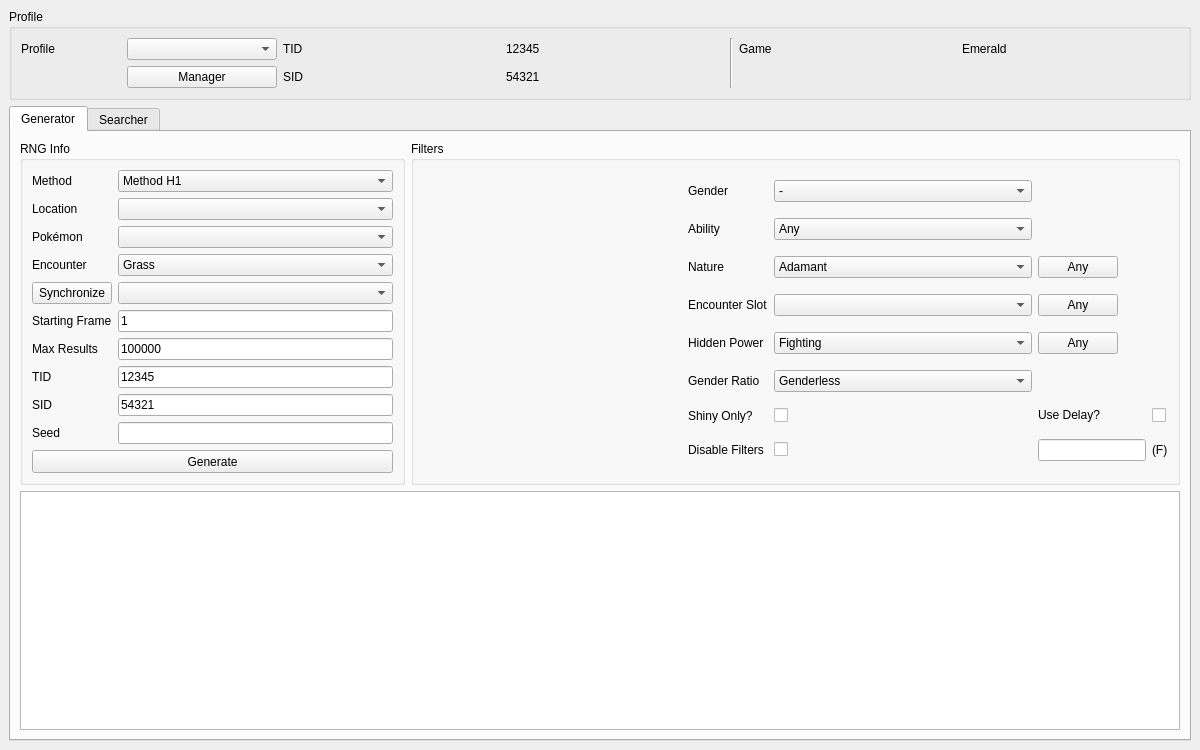
Above: Forms/Gen3/Wild3.ui from Admiral-Fish/PokeFinder before the change. Below: the same form after it.
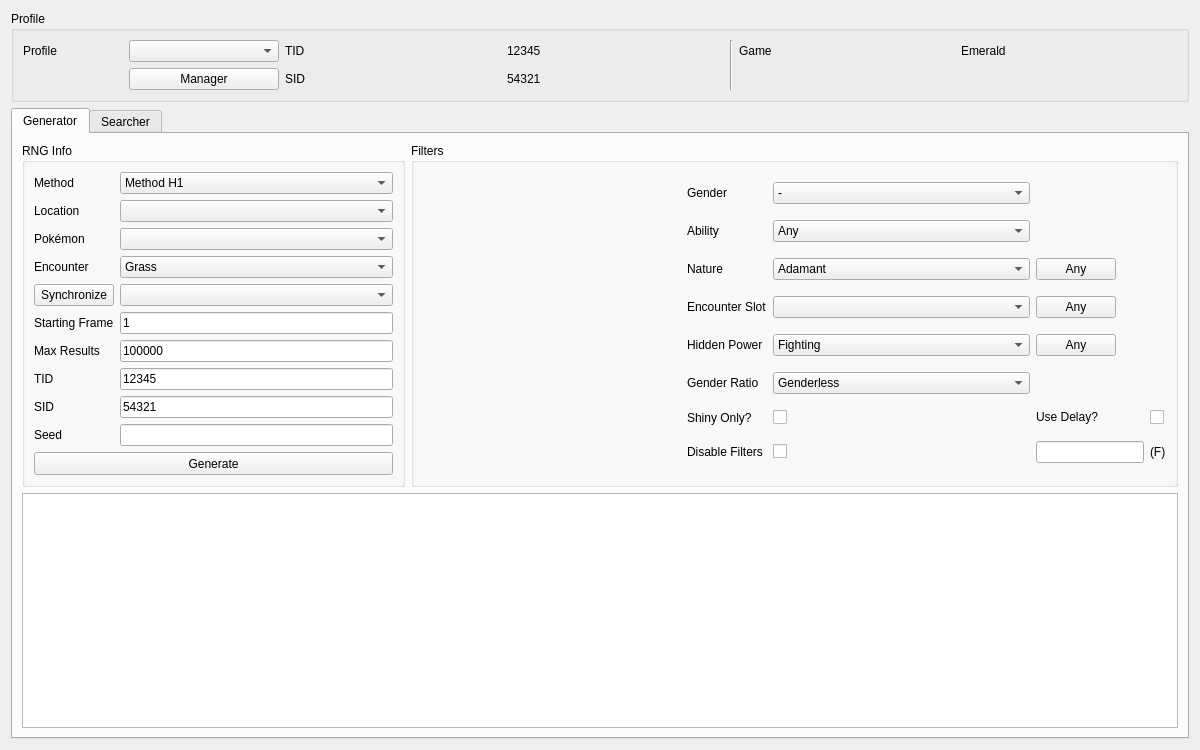
That is the form after the change. Icons and pictures are not drawn. Custom widgets are drawn as their Qt base class.

Diff of the .ui file:
```diff
--- a/Forms/Gen3/Wild3.ui
+++ b/Forms/Gen3/Wild3.ui
@@ -1,7 +1,7 @@
 <?xml version="1.0" encoding="UTF-8"?>
 <ui version="4.0">
  <class>Wild3</class>
- <widget class="QMainWindow" name="Wild3">
+ <widget class="QWidget" name="Wild3">
   <property name="geometry">
    <rect>
     <x>0</x>
@@ -26,9 +26,102 @@
   <property name="layoutDirection">
    <enum>Qt::LeftToRight</enum>
   </property>
-  <widget class="QWidget" name="centralwidget">
-   <layout class="QGridLayout" name="gridLayout_9">
-    <item row="1" column="0" colspan="2">
+  <layout class="QGridLayout" name="gridLayout_7">
+   <item row="0" column="0">
+    <widget class="QGroupBox" name="groupBoxProfile">
+     <property name="minimumSize">
+      <size>
+       <width>0</width>
+       <height>70</height>
+      </size>
+     </property>
+     <property name="title">
+      <string>Profile</string>
+     </property>
+     <layout class="QGridLayout" name="gridLayout_4">
+      <item row="0" column="0">
+       <widget class="QLabel" name="labelProfile">
+        <property name="maximumSize">
+         <size>
+          <width>100</width>
+          <height>16777215</height>
+         </size>
+        </property>
+        <property name="text">
+         <string>Profile</string>
+        </property>
+       </widget>
+      </item>
+      <item row="0" column="1">
+       <widget class="QComboBox" name="comboBoxProfiles">
+        <property name="maximumSize">
+         <size>
+          <width>150</width>
+          <height>16777215</height>
+         </size>
+        </property>
+       </widget>
+      </item>
+      <item row="0" column="2">
+       <widget class="QLabel" name="labelProfileTID">
+        <property name="text">
+         <string>TID</string>
+        </property>
+       </widget>
+      </item>
+      <item row="0" column="3">
+       <widget class="QLabel" name="labelProfileTIDValue">
+        <property name="text">
+         <string notr="true">12345</string>
+        </property>
+       </widget>
+      </item>
+      <item row="0" column="4" rowspan="2">
+       <widget class="Line" name="line">
+        <property name="orientation">
+         <enum>Qt::Vertical</enum>
+        </property>
+       </widget>
+      </item>
+      <item row="0" column="5">
+       <widget class="QLabel" name="labelProfileGame">
+        <property name="text">
+         <string>Game</string>
+        </property>
+       </widget>
+      </item>
+      <item row="0" column="6">
+       <widget class="QLabel" name="labelProfileGameValue">
+        <property name="text">
+         <string>Emerald</string>
+        </property>
+       </widget>
+      </item>
+      <item row="1" column="1">
+       <widget class="QPushButton" name="pushButtonProfileManager">
+        <property name="text">
+         <string>Manager</string>
+        </property>
+       </widget>
+      </item>
+      <item row="1" column="2">
+       <widget class="QLabel" name="labelProfileSID">
+        <property name="text">
+         <string>SID</string>
+        </property>
+       </widget>
+      </item>
+      <item row="1" column="3">
+       <widget class="QLabel" name="labelProfileSIDValue">
+        <property name="text">
+         <string notr="true">54321</string>
+        </property>
+       </widget>
+      </item>
+     </layout>
+    </widget>
+   </item>
+   <item row="1" column="0">
      <widget class="QTabWidget" name="tabRNGSelector">
       <property name="styleSheet">
        <string notr="true"/>
@@ -1921,102 +2014,7 @@
       </widget>
      </widget>
     </item>
-    <item row="0" column="0" colspan="2">
-     <widget class="QGroupBox" name="groupBoxProfile">
-      <property name="minimumSize">
-       <size>
-        <width>0</width>
-        <height>70</height>
-       </size>
-      </property>
-      <property name="title">
-       <string>Profile</string>
-      </property>
-      <layout class="QGridLayout" name="gridLayout_4">
-       <item row="0" column="0">
-        <widget class="QLabel" name="labelProfile">
-         <property name="maximumSize">
-          <size>
-           <width>100</width>
-           <height>16777215</height>
-          </size>
-         </property>
-         <property name="text">
-          <string>Profile</string>
-         </property>
-        </widget>
-       </item>
-       <item row="0" column="1">
-        <widget class="QComboBox" name="comboBoxProfiles">
-         <property name="maximumSize">
-          <size>
-           <width>150</width>
-           <height>16777215</height>
-          </size>
-         </property>
-        </widget>
-       </item>
-       <item row="0" column="2">
-        <widget class="QLabel" name="labelProfileTID">
-         <property name="text">
-          <string>TID</string>
-         </property>
-        </widget>
-       </item>
-       <item row="0" column="3">
-        <widget class="QLabel" name="labelProfileTIDValue">
-         <property name="text">
-          <string notr="true">12345</string>
-         </property>
-        </widget>
-       </item>
-       <item row="0" column="4" rowspan="2">
-        <widget class="Line" name="line">
-         <property name="orientation">
-          <enum>Qt::Vertical</enum>
-         </property>
-        </widget>
-       </item>
-       <item row="0" column="5">
-        <widget class="QLabel" name="labelProfileGame">
-         <property name="text">
-          <string>Game</string>
-         </property>
-        </widget>
-       </item>
-       <item row="0" column="6">
-        <widget class="QLabel" name="labelProfileGameValue">
-         <property name="text">
-          <string>Emerald</string>
-         </property>
-        </widget>
-       </item>
-       <item row="1" column="1">
-        <widget class="QPushButton" name="pushButtonProfileManager">
-         <property name="text">
-          <string>Manager</string>
-         </property>
-        </widget>
-       </item>
-       <item row="1" column="2">
-        <widget class="QLabel" name="labelProfileSID">
-         <property name="text">
-          <string>SID</string>
-         </property>
-        </widget>
-       </item>
-       <item row="1" column="3">
-        <widget class="QLabel" name="labelProfileSIDValue">
-         <property name="text">
-          <string notr="true">54321</string>
-         </property>
-        </widget>
-       </item>
-      </layout>
-     </widget>
-    </item>
-   </layout>
-  </widget>
+  </layout>
  </widget>
  <customwidgets>
   <customwidget>
```
Lines whose indentation alone changed are shown as unchanged.
